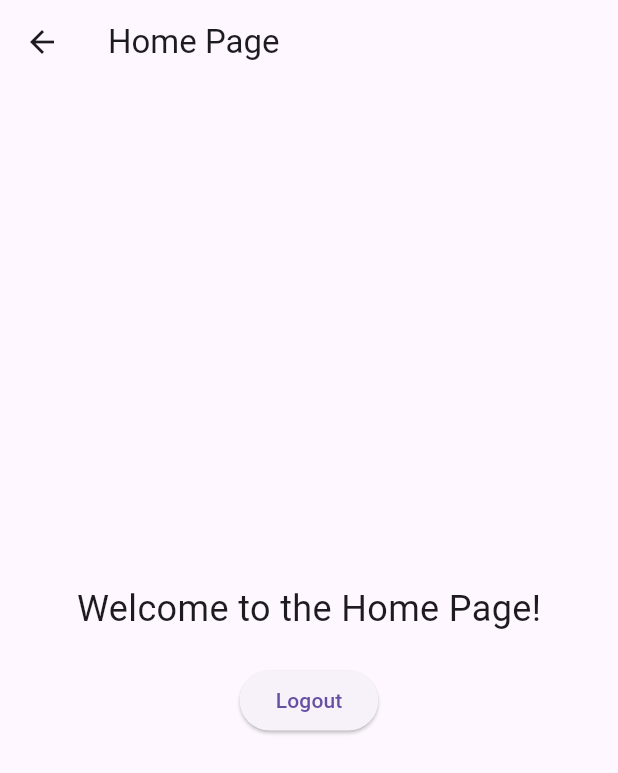
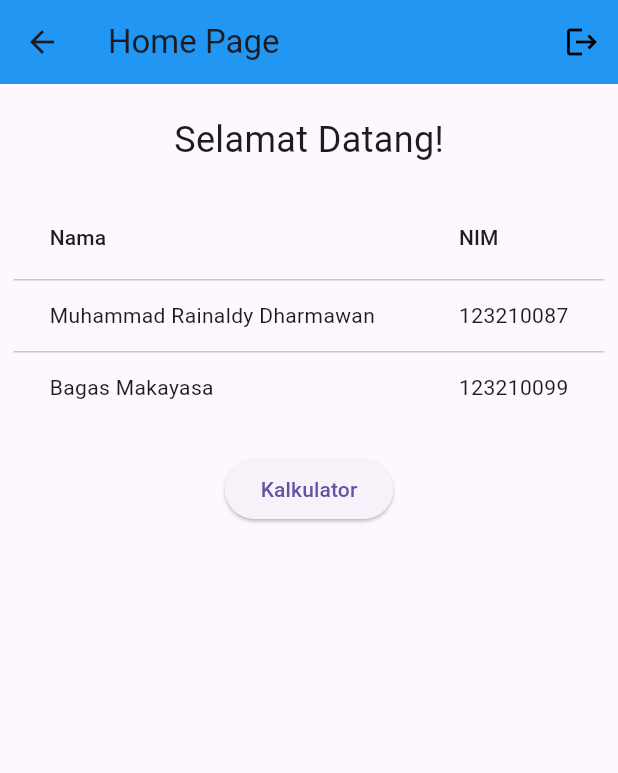
Before and after one commit to naldydharma/TPM_2024, a Flutter app: the HomePage screen opened by its route, on a phone screen of 412 x 824 dp. Shown: the top 773 px of the screen. Run offline on Flutter 3.47's test engine with Material 3 defaults, Android fonts, the light colour scheme and no system bars.

Commit message:
Add new file kalkulator.dart, add more features, and fix errors

```diff
--- a/lib/home.dart
+++ b/lib/home.dart
@@ -8,22 +8,48 @@ class HomePage extends StatelessWidget {
     return Scaffold(
       appBar: AppBar(
         title: const Text('Home Page'),
+        backgroundColor: Colors.blue,
+        actions: [
+          IconButton(onPressed: (){
+            Navigator.pushReplacementNamed(context, '/login');
+          },
+              icon: const Icon(Icons.logout), color: Colors.black,)
+        ],
       ),
-      body: Center(
+      body: Align(
+        alignment: Alignment.topCenter,
         child: Column(
-          mainAxisAlignment: MainAxisAlignment.center,
+          mainAxisAlignment: MainAxisAlignment.start,
           children: [
+            const SizedBox(height: 20),
             const Text(
-              'Welcome to the Home Page!',
+              'Selamat Datang!',
               style: TextStyle(fontSize: 24),
+            ),
+            const SizedBox(height: 20),
+            DataTable(
+              columns: const [
+                DataColumn(label: Text('Nama')),
+                DataColumn(label: Text('NIM')),
+              ],
+              rows: const [
+                DataRow(cells: [
+                  DataCell(Text('Muhammad Rainaldy Dharmawan')),
+                  DataCell(Text('123210087')),
+                ]),
+                DataRow(cells: [
+                  DataCell(Text('Bagas Makayasa')),
+                  DataCell(Text('123210099')),
+                ]),
+              ],
             ),
             const SizedBox(height: 20),
             ElevatedButton(
               onPressed: () {
-                // Navigate to the login page
-                Navigator.pushReplacementNamed(context, '/login');
+                // Navigate to the kalkulator page
+                Navigator.pushReplacementNamed(context, '/kalkulator');
               },
-              child: const Text('Logout'),
+              child: const Text('Kalkulator'),
             ),
           ],
         ),
--- a/lib/login_page.dart
+++ b/lib/login_page.dart
@@ -11,7 +11,7 @@ class LoginPage extends StatelessWidget {
         appBar: AppBar(
           title: const Text('Login Page'),
         ),
-        body: LoginForm(),
+        body: const LoginForm(),
       ),
     );
   }
@@ -95,7 +95,7 @@ class _LoginFormState extends State<LoginForm> {
           backgroundColor: isLoginSuccess ? Colors.blue : Colors.red,
         ),
         onPressed: () {
-          if (username == "Rainaldy" && password == "123210087") {
+          if (username == "Rainaldy" && password == "123210087" || username == "Bagas" && password == "123"){
             setState(() {
               isLoginSuccess = true;
             });
--- a/lib/main.dart
+++ b/lib/main.dart
@@ -1,4 +1,5 @@
 import 'package:flutter/material.dart';
+import 'package:tugas_tpm1/kalkulator.dart';
 import 'package:tugas_tpm1/login_page.dart';
 import 'package:tugas_tpm1/home.dart';
 
@@ -18,6 +19,8 @@ class MyApp extends StatelessWidget {
       routes: {
         '/login': (context) => const LoginPage(), // Define the route for the login page
         '/home': (context) => const HomePage(),   // Define the route for the home page
+        '/kalkulator': (context) => const KalkulatorPage(),   // Define the route for the kalkulator page
+
       },
     );
   }
```
Also changed, not shown: lib/kalkulator.dart (added, +137 -0 lines).
